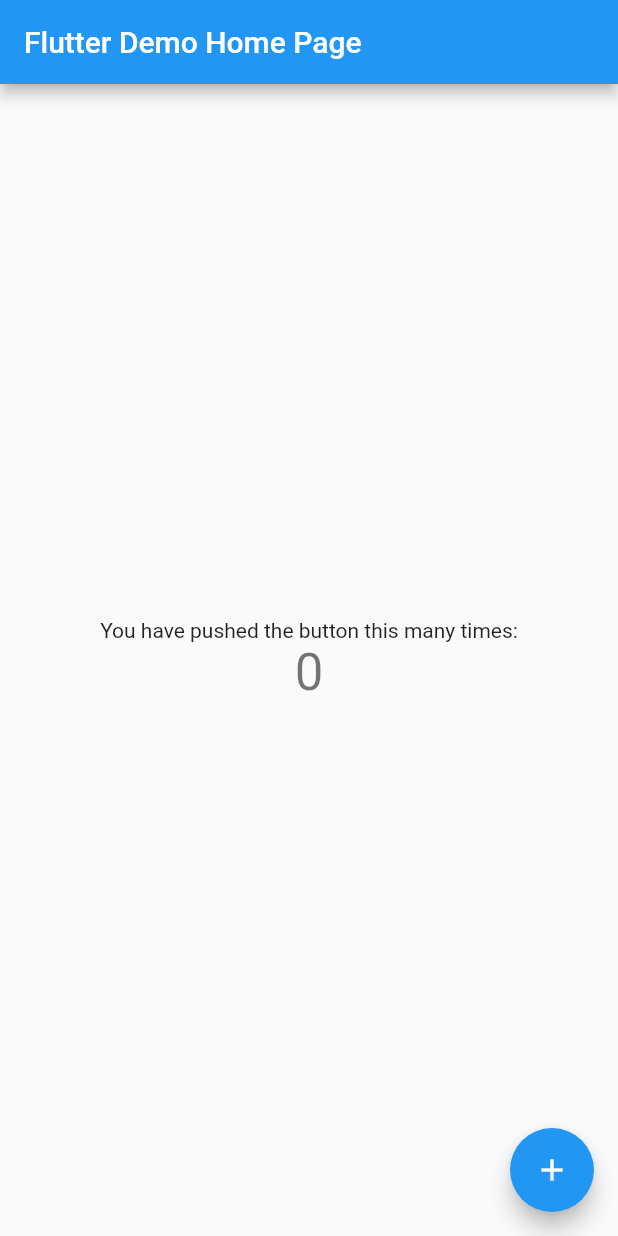
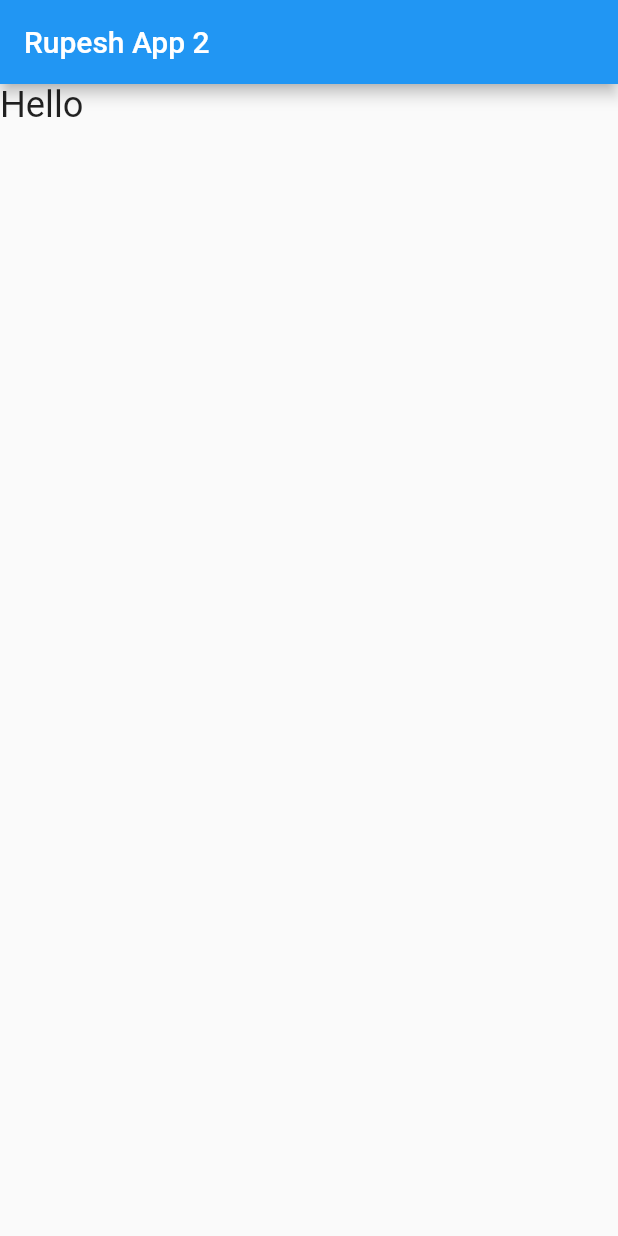
Before and after one commit to RoopsBhasima7/Flutter, a Flutter app: the screen it shows after launch, on a phone screen of 412 x 824 dp. Run offline on Flutter 3.47's test engine with Material 2 defaults, Android fonts, the phone set to English and light mode, and no system bars.

Commit message:
Flutter App2

```diff
--- a/app2/lib/main.dart
+++ b/app2/lib/main.dart
@@ -1,117 +1,21 @@
 import 'package:flutter/material.dart';
 
-void main() {
-  runApp(MyApp());
-}
+void main() =>runApp(MaterialApp(home: HamroApp(),));
 
-class MyApp extends StatelessWidget {
-  // This widget is the root of your application.
+class HamroApp extends StatelessWidget {
   @override
   Widget build(BuildContext context) {
-    return MaterialApp(
-      title: 'Flutter Demo',
-      theme: ThemeData(
-        // This is the theme of your application.
-        //
-        // Try running your application with "flutter run". You'll see the
-        // application has a blue toolbar. Then, without quitting the app, try
-        // changing the primarySwatch below to Colors.green and then invoke
-        // "hot reload" (press "r" in the console where you ran "flutter run",
-        // or simply save your changes to "hot reload" in a Flutter IDE).
-        // Notice that the counter didn't reset back to zero; the application
-        // is not restarted.
-        primarySwatch: Colors.blue,
-        // This makes the visual density adapt to the platform that you run
-        // the app on. For desktop platforms, the controls will be smaller and
-        // closer together (more dense) than on mobile platforms.
-        visualDensity: VisualDensity.adaptivePlatformDensity,
+    return Scaffold(
+      appBar: AppBar(
+        title: Text("Rupesh App 2"),
       ),
-      home: MyHomePage(title: 'Flutter Demo Home Page'),
+      body: Container(
+        child: Column(
+          children: <Widget>[
+            Text('Hello',style: TextStyle(fontSize: 24.2))
+          ],
+        ),
+      ),
     );
   }
 }
-
-class MyHomePage extends StatefulWidget {
-  MyHomePage({Key key, this.title}) : super(key: key);
-
-  // This widget is the home page of your application. It is stateful, meaning
-  // that it has a State object (defined below) that contains fields that affect
-  // how it looks.
-
-  // This class is the configuration for the state. It holds the values (in this
-  // case the title) provided by the parent (in this case the App widget) and
-  // used by the build method of the State. Fields in a Widget subclass are
-  // always marked "final".
-
-  final String title;
-
-  @override
-  _MyHomePageState createState() => _MyHomePageState();
-}
-
-class _MyHomePageState extends State<MyHomePage> {
-  int _counter = 0;
-
-  void _incrementCounter() {
-    setState(() {
-      // This call to setState tells the Flutter framework that something has
-      // changed in this State, which causes it to rerun the build method below
-      // so that the display can reflect the updated values. If we changed
-      // _counter without calling setState(), then the build method would not be
-      // called again, and so nothing would appear to happen.
-      _counter++;
-    });
-  }
-
-  @override
-  Widget build(BuildContext context) {
-    // This method is rerun every time setState is called, for instance as done
-    // by the _incrementCounter method above.
-    //
-    // The Flutter framework has been optimized to make rerunning build methods
-    // fast, so that you can just rebuild anything that needs updating rather
-    // than having to individually change instances of widgets.
-    return Scaffold(
-      appBar: AppBar(
-        // Here we take the value from the MyHomePage object that was created by
-        // the App.build method, and use it to set our appbar title.
-        title: Text(widget.title),
-      ),
-      body: Center(
-        // Center is a layout widget. It takes a single child and positions it
-        // in the middle of the parent.
-        child: Column(
-          // Column is also a layout widget. It takes a list of children and
-          // arranges them vertically. By default, it sizes itself to fit its
-          // children horizontally, and tries to be as tall as its parent.
-          //
-          // Invoke "debug painting" (press "p" in the console, choose the
-          // "Toggle Debug Paint" action from the Flutter Inspector in Android
-          // Studio, or the "Toggle Debug Paint" command in Visual Studio Code)
-          // to see the wireframe for each widget.
-          //
-          // Column has various properties to control how it sizes itself and
-          // how it positions its children. Here we use mainAxisAlignment to
-          // center the children vertically; the main axis here is the vertical
-          // axis because Columns are vertical (the cross axis would be
-          // horizontal).
-          mainAxisAlignment: MainAxisAlignment.center,
-          children: <Widget>[
-            Text(
-              'You have pushed the button this many times:',
-            ),
-            Text(
-              '$_counter',
-              style: Theme.of(context).textTheme.headline4,
-            ),
-          ],
-        ),
-      ),
-      floatingActionButton: FloatingActionButton(
-        onPressed: _incrementCounter,
-        tooltip: 'Increment',
-        child: Icon(Icons.add),
-      ), // This trailing comma makes auto-formatting nicer for build methods.
-    );
-  }
-}
```
